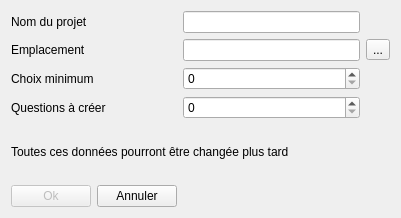
Old version of the form UI/projectassist.ui in the repository Qdesmettre/QCM_generator.
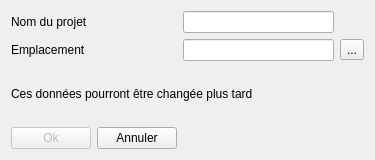
New version of the form.

The edit to the form file:
```diff
--- a/UI/projectassist.ui
+++ b/UI/projectassist.ui
@@ -7,51 +7,14 @@
     <x>0</x>
     <y>0</y>
     <width>375</width>
-    <height>213</height>
+    <height>160</height>
    </rect>
   </property>
   <property name="windowTitle">
    <string>Dialog</string>
   </property>
   <layout class="QGridLayout" name="gridLayout">
-   <item row="3" column="0" colspan="2">
-    <widget class="QLabel" name="label_4">
-     <property name="text">
-      <string>Questions à créer</string>
-     </property>
-    </widget>
-   </item>
-   <item row="6" column="0" colspan="4">
-    <widget class="QLabel" name="error">
-     <property name="text">
-      <string/>
-     </property>
-    </widget>
-   </item>
-   <item row="0" column="2">
-    <widget class="QLineEdit" name="name"/>
-   </item>
-   <item row="3" column="2">
-    <widget class="QSpinBox" name="nQuestions"/>
-   </item>
-   <item row="5" column="0" colspan="3">
-    <widget class="QLabel" name="label_5">
-     <property name="text">
-      <string>Toutes ces données pourront être changée plus tard</string>
-     </property>
-    </widget>
-   </item>
-   <item row="0" column="0">
-    <widget class="QLabel" name="label">
-     <property name="text">
-      <string>Nom du projet</string>
-     </property>
-    </widget>
-   </item>
-   <item row="2" column="2">
-    <widget class="QSpinBox" name="nChoices"/>
-   </item>
-   <item row="7" column="0" colspan="2">
+   <item row="5" column="0" colspan="2">
     <layout class="QHBoxLayout" name="horizontalLayout">
      <item>
       <widget class="QPushButton" name="ok">
@@ -72,13 +35,6 @@
      </item>
     </layout>
    </item>
-   <item row="2" column="0" colspan="2">
-    <widget class="QLabel" name="label_3">
-     <property name="text">
-      <string>Choix minimum</string>
-     </property>
-    </widget>
-   </item>
    <item row="1" column="3">
     <widget class="QToolButton" name="chooseFolder">
      <property name="text">
@@ -86,17 +42,27 @@
      </property>
     </widget>
    </item>
-   <item row="1" column="0">
-    <widget class="QLabel" name="label_2">
+   <item row="4" column="0" colspan="4">
+    <widget class="QLabel" name="error">
      <property name="text">
-      <string>Emplacement</string>
+      <string/>
      </property>
     </widget>
    </item>
    <item row="1" column="2">
     <widget class="QLineEdit" name="folder"/>
    </item>
-   <item row="4" column="0" colspan="4">
+   <item row="0" column="2">
+    <widget class="QLineEdit" name="name"/>
+   </item>
+   <item row="0" column="0">
+    <widget class="QLabel" name="label">
+     <property name="text">
+      <string>Nom du projet</string>
+     </property>
+    </widget>
+   </item>
+   <item row="2" column="0" colspan="4">
     <spacer name="horizontalSpacer">
      <property name="orientation">
       <enum>Qt::Horizontal</enum>
@@ -109,6 +75,20 @@
      </property>
     </spacer>
    </item>
+   <item row="1" column="0">
+    <widget class="QLabel" name="label_2">
+     <property name="text">
+      <string>Emplacement</string>
+     </property>
+    </widget>
+   </item>
+   <item row="3" column="0" colspan="3">
+    <widget class="QLabel" name="label_5">
+     <property name="text">
+      <string>Ces données pourront être changée plus tard</string>
+     </property>
+    </widget>
+   </item>
   </layout>
  </widget>
  <resources/>
```
